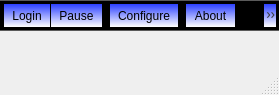
vinodkumartiwari/astcti2, file AstCTIClient/mainwindow.ui: the form before one commit.
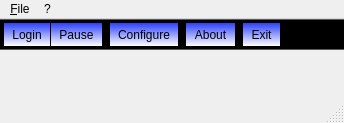
The form after the commit. Icons and pictures are not drawn.

Diff of the .ui file:
```diff
--- a/AstCTIClient/mainwindow.ui
+++ b/AstCTIClient/mainwindow.ui
@@ -6,16 +6,25 @@
    <rect>
     <x>0</x>
     <y>0</y>
-    <width>279</width>
-    <height>95</height>
+    <width>344</width>
+    <height>123</height>
    </rect>
   </property>
+  <property name="sizePolicy">
+   <sizepolicy hsizetype="Expanding" vsizetype="Expanding">
+    <horstretch>0</horstretch>
+    <verstretch>0</verstretch>
+   </sizepolicy>
+  </property>
   <property name="contextMenuPolicy">
    <enum>Qt::NoContextMenu</enum>
   </property>
   <property name="windowTitle">
    <string>AstCTIClient</string>
   </property>
+  <property name="styleSheet">
+   <string/>
+  </property>
   <property name="animated">
    <bool>false</bool>
   </property>
@@ -25,7 +34,7 @@
     <bool>true</bool>
    </property>
    <property name="sizePolicy">
-    <sizepolicy hsizetype="Preferred" vsizetype="Expanding">
+    <sizepolicy hsizetype="Maximum" vsizetype="Preferred">
      <horstretch>0</horstretch>
      <verstretch>0</verstretch>
     </sizepolicy>
@@ -69,6 +78,34 @@
     <string>padding: 2px;</string>
    </property>
   </widget>
+  <widget class="QMenuBar" name="menuBar">
+   <property name="geometry">
+    <rect>
+     <x>0</x>
+     <y>0</y>
+     <width>344</width>
+     <height>25</height>
+    </rect>
+   </property>
+   <widget class="QMenu" name="menu_File">
+    <property name="title">
+     <string>&amp;File</string>
+    </property>
+    <addaction name="actionConfigure_2"/>
+    <addaction name="separator"/>
+    <addaction name="actionExit_2"/>
+   </widget>
+   <widget class="QMenu" name="menu">
+    <property name="title">
+     <string>?</string>
+    </property>
+    <addaction name="actionAbout_2"/>
+    <addaction name="separator"/>
+    <addaction name="actionAbout_Qt"/>
+   </widget>
+   <addaction name="menu_File"/>
+   <addaction name="menu"/>
+  </widget>
   <action name="actionLogin">
    <property name="icon">
     <iconset resource="mainresources.qrc">
```
Left out of the diff: 35 changed lines with no effect on the pictures.
